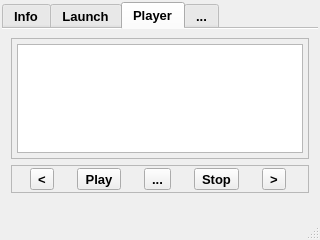
Old version of the form main.ui in the repository neurotoxin78/doomsday-pc.
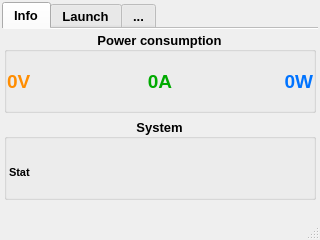
New version of the form. The open tabs and pages were chosen to show the change.

Commit message: add poweroff button

Patch:
```diff
--- a/main.ui
+++ b/main.ui
@@ -375,99 +375,6 @@
         </item>
        </layout>
       </widget>
-      <widget class="QWidget" name="tabPlayer">
-       <attribute name="title">
-        <string>Player</string>
-       </attribute>
-       <layout class="QVBoxLayout" name="verticalLayout">
-        <item>
-         <widget class="QFrame" name="playlistframe">
-          <property name="frameShape">
-           <enum>QFrame::StyledPanel</enum>
-          </property>
-          <property name="frameShadow">
-           <enum>QFrame::Raised</enum>
-          </property>
-          <layout class="QGridLayout" name="gridLayout_3">
-           <property name="leftMargin">
-            <number>5</number>
-           </property>
-           <property name="topMargin">
-            <number>5</number>
-           </property>
-           <property name="rightMargin">
-            <number>5</number>
-           </property>
-           <property name="bottomMargin">
-            <number>5</number>
-           </property>
-           <item row="0" column="0">
-            <widget class="QListView" name="playList"/>
-           </item>
-          </layout>
-         </widget>
-        </item>
-        <item>
-         <widget class="QFrame" name="frame_2">
-          <property name="frameShape">
-           <enum>QFrame::StyledPanel</enum>
-          </property>
-          <property name="frameShadow">
-           <enum>QFrame::Plain</enum>
-          </property>
-          <layout class="QHBoxLayout" name="horizontalLayout_4">
-           <property name="leftMargin">
-            <number>1</number>
-           </property>
-           <property name="topMargin">
-            <number>2</number>
-           </property>
-           <property name="rightMargin">
-            <number>1</number>
-           </property>
-           <property name="bottomMargin">
-            <number>2</number>
-           </property>
-           <item>
-            <widget class="QToolButton" name="prevButton">
-             <property name="text">
-              <string>&lt;</string>
-             </property>
-            </widget>
-           </item>
-           <item>
-            <widget class="QToolButton" name="playButton">
-             <property name="text">
-              <string>Play</string>
-             </property>
-            </widget>
-           </item>
-           <item>
-            <widget class="QToolButton" name="openButton">
-             <property name="text">
-              <string>...</string>
-             </property>
-            </widget>
-           </item>
-           <item>
-            <widget class="QToolButton" name="stopButton">
-             <property name="text">
-              <string>Stop</string>
-             </property>
-            </widget>
-           </item>
-           <item>
-            <widget class="QToolButton" name="nextButton">
-             <property name="text">
-              <string>&gt;</string>
-             </property>
-            </widget>
-           </item>
-          </layout>
-         </widget>
-        </item>
-       </layout>
-      </widget>
       <widget class="QWidget" name="settingsTab">
        <attribute name="title">
         <string>...</string>
```
Left out of the diff: 2 changed lines with no effect on the pictures. The commit also changes 1 other file.
